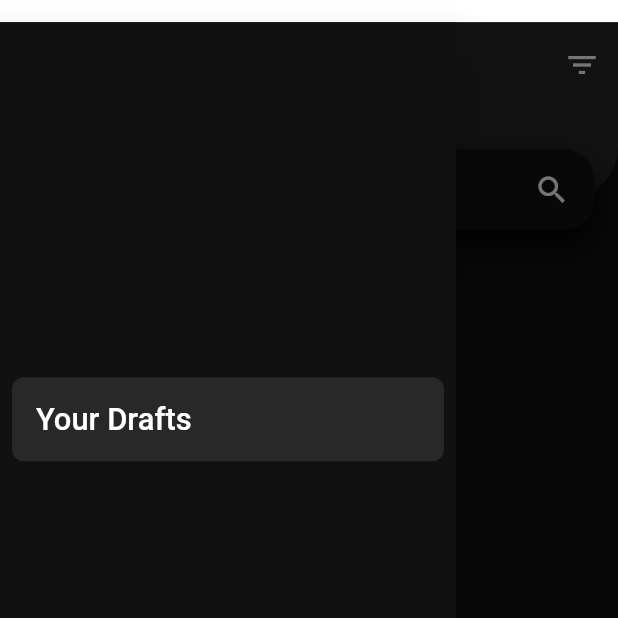
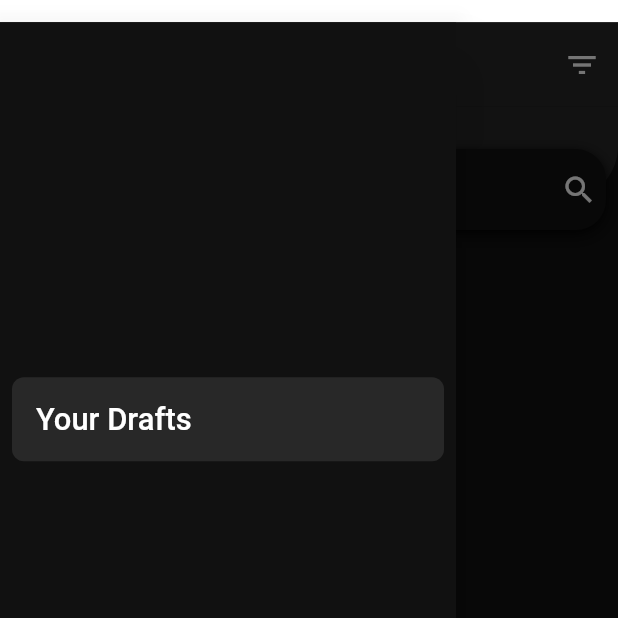
Before and after one commit to BenGroll/RaveStreamRadio, a Flutter app: the screen it shows after launch, with the side drawer open, on a phone screen of 412 x 824 dp, the top half of it. Run offline on Flutter 3.47's test engine with Material 2 defaults, Android fonts, the phone set to English and light mode, and no system bars; our stand-ins replace auto_size_text, beamer, cloud_firestore, dropdown_search, firebase_core, firebase_database and 4 more; missing offline and left inert: flutter_paypal; accounts and stored records are empty; network calls fail.

Commit message:
Calendar Mode fix

```diff
--- a/lib/screens/mainscreens/calendar.dart
+++ b/lib/screens/mainscreens/calendar.dart
@@ -231,21 +231,24 @@ class EventCalendar extends StatefulWidget {
   @override
   _EventCalendarState createState() => _EventCalendarState();
 }
+
 class _EventCalendarState extends State<EventCalendar> {
   late Future<List<dbc.Event>> events;
   String searchString = "";
 
-  get mode => null ;
 
   @override
-  void initState(){
+  void initState() {
     super.initState();
-  events =db.fetchEventsFromIndexFile();
+    //events =db.fetchEventsFromIndexFile();
   }
+
   @override
   Widget build(BuildContext context) {
+    CalendarMode mode = widget.mode;
     ValueNotifier<db.EventFilters> filters = ValueNotifier(db.EventFilters(
         byStatus: mode == CalendarMode.normal ? ["public"] : ["draft"]));
+    print("OnCreate filters: $filters");
     event_data = [];
     totalelements = 0;
     current_page.value = 0;
@@ -253,14 +256,9 @@ class _EventCalendarState extends State<EventCalendar> {
     Scaffold scaff = Scaffold(
       drawer: cw.NavBar(),
       backgroundColor: cl.darkerGrey,
-        body:
-
-      Column(
-        crossAxisAlignment: CrossAxisAlignment.start,
-        children: [
+      body: Column(crossAxisAlignment: CrossAxisAlignment.start, children: [
         Container(
           margin: EdgeInsets.only(bottom: 8 * 1),
-
           height: MediaQuery.of(context).size.height * 0.1,
           child: Stack(
             children: <Widget>[
@@ -278,7 +276,6 @@ class _EventCalendarState extends State<EventCalendar> {
                     bottomRight: Radius.circular(36),
                   ),
                 ),
-
               ),
               Positioned(
                 bottom: 0,
@@ -286,34 +283,32 @@ class _EventCalendarState extends State<EventCalendar> {
                 right: 0,
                 child: Container(
                   alignment: Alignment.center,
-              margin: EdgeInsets.symmetric(horizontal: 16),
-              padding: EdgeInsets.symmetric(horizontal: 16),
+                  margin: EdgeInsets.symmetric(horizontal: 8),
+                  padding: EdgeInsets.symmetric(horizontal: 6),
                   height: 54,
                   decoration: BoxDecoration(
                     color: cl.darkerGrey,
                     borderRadius: BorderRadius.circular(20),
                     boxShadow: [
                       BoxShadow(
-                    offset: Offset(0, 10),
-
-                    blurRadius: 20,
+                        offset:
+                            Offset(0, MediaQuery.of(context).size.height / 300),
+                        blurRadius: MediaQuery.of(context).size.height / 100,
                         color: Colors.black,
                       ),
                     ],
-
                   ),
                   child: Row(
                     children: <Widget>[
                       Expanded(
                         child: TextField(
-
+                          style: TextStyle(color: Colors.white),
                           onChanged: (value) {
-                        setState((){
+                            setState(() {
                               searchString = value.toLowerCase();
                             });
                           },
-                      decoration:
-                      InputDecoration(
+                          decoration: InputDecoration(
                             filled: true,
                             fillColor: cl.darkerGrey,
                             hintText: "Search",
@@ -322,7 +317,6 @@ class _EventCalendarState extends State<EventCalendar> {
                             ),
                             enabledBorder: InputBorder.none,
                             focusedBorder: InputBorder.none,
-
                           ),
                         ),
                       ),
@@ -335,9 +329,8 @@ class _EventCalendarState extends State<EventCalendar> {
             ],
           ),
         ),
-
-
-        Expanded(child: RefreshIndicator(
+        Expanded(
+            child: RefreshIndicator(
                 backgroundColor: cl.darkerGrey,
                 color: Colors.white,
                 onRefresh: () => Future.delayed(Duration(seconds: 1))
@@ -348,14 +341,18 @@ class _EventCalendarState extends State<EventCalendar> {
                       return FutureBuilder(
                           future: db.fetchEventsFromIndexFile(),
                           builder: ((context, snapshot) {
-                        if (snapshot.connectionState != ConnectionState.done) {
+                            if (snapshot.connectionState !=
+                                ConnectionState.done) {
                               return cw.LoadingIndicator(color: Colors.white);
                             } else {
                               return ValueListenableBuilder(
                                   valueListenable: filters,
                                   builder: (BuildContext context,
                                       db.EventFilters filters, foo) {
-                                List<dbc.Event> events = snapshot.data ?? [];
+                                    print(filters);
+                                    print(mode);
+                                    List<dbc.Event> events =
+                                        snapshot.data ?? [];
                                     return ListView(
                                       children: db
                                           .queriefyEventList(events, filters)
@@ -366,9 +363,7 @@ class _EventCalendarState extends State<EventCalendar> {
                             }
                           }));
                     })))),
-
       ]),
-
       appBar: CalendarAppBar(
         context,
         filters,
@@ -379,8 +374,6 @@ class _EventCalendarState extends State<EventCalendar> {
     return scaff;
   }
 }
-
-
 
 class CalendarEventCard extends StatelessWidget {
   late dbc.Event event;
@@ -581,8 +574,8 @@ class _CalendarEventCardBody extends StatelessWidget {
                                                               .size
                                                               .width /
                                                           15,
-                                                          fontWeight: FontWeight.w500
-                                                          ))),
+                                                  fontWeight:
+                                                      FontWeight.w500))),
                                       Expanded(
                                         child: Row(
                                           children: [
--- a/lib/screens/mainscreens/profile.dart
+++ b/lib/screens/mainscreens/profile.dart
@@ -1,5 +1,6 @@
 import 'package:beamer/beamer.dart';
 import 'package:flutter/material.dart';
+import 'package:flutter_svg/flutter_svg.dart';
 import 'package:ravestreamradioapp/colors.dart' as cl;
 import 'package:ravestreamradioapp/databaseclasses.dart' as dbc;
 import 'package:ravestreamradioapp/screens/devsettingsscreen.dart';
@@ -92,7 +93,7 @@ body: SingleChildScrollView(
               width: 150,
               child: const CircleAvatar(
                 radius: 60,
-                backgroundImage: ExactAssetImage('assets/images/profile.jpg'),
+                /*backgroundImage: SvgPicture(pictureProvider),*/
               ),
               decoration: BoxDecoration(
                 shape: BoxShape.circle,
```
Lines whose indentation alone changed are shown as unchanged.
